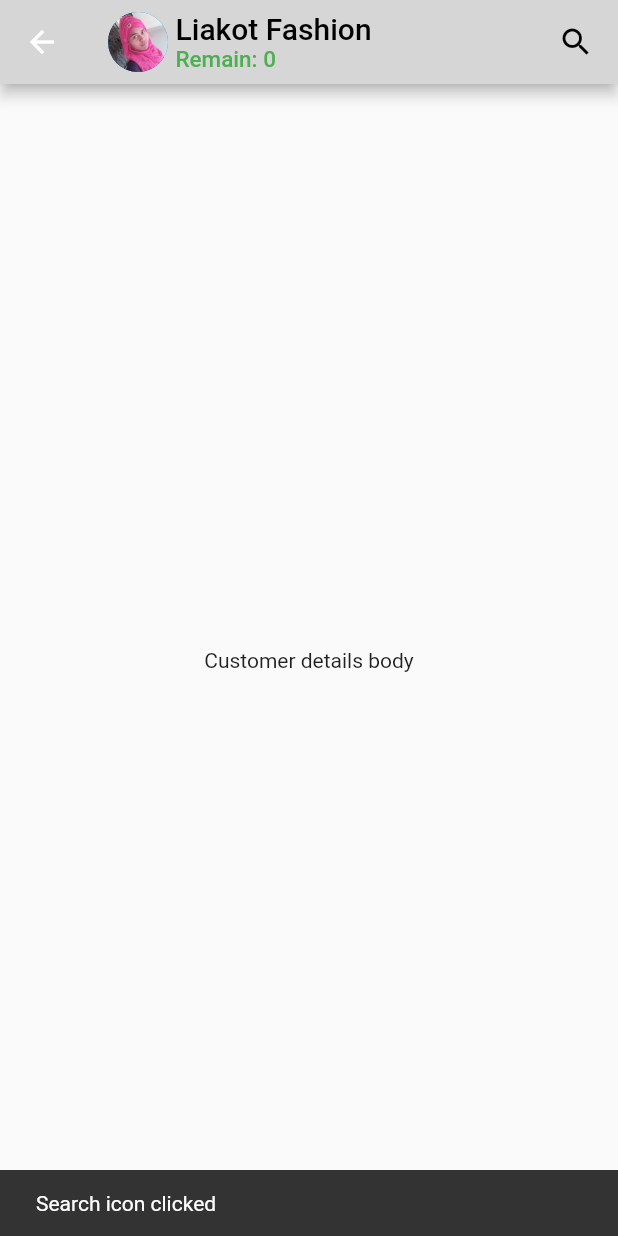
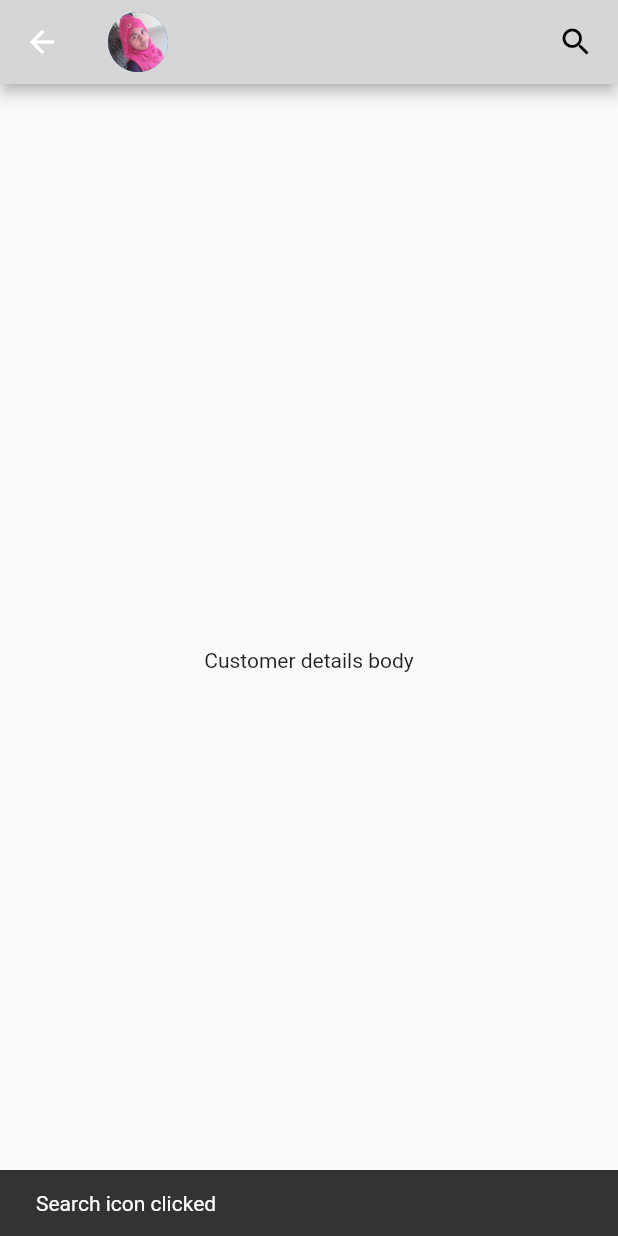
Before and after one commit to Liakot-ali/Flutter-Learn, a Flutter app: the CustomerDetails screen opened directly with empty values, after a tap on the "search" icon, on a phone screen of 412 x 824 dp. Run offline on Flutter 3.47's test engine with Material 2 defaults, Android fonts, the phone set to English and light mode, and no system bars.

Commit message:
pass value sucessfully and show in desired field

```diff
--- a/lib/app_bar.dart
+++ b/lib/app_bar.dart
@@ -3,6 +3,9 @@ import 'package:flutter/material.dart';
 import 'main.dart';
 
 class appBar extends StatelessWidget {
+  final name, address, picture;
+  appBar(this.name, this.address, this.picture);
+
   @override
   Widget build(BuildContext context) {
     return Row(
@@ -24,14 +27,14 @@ class appBar extends StatelessWidget {
           crossAxisAlignment: CrossAxisAlignment.start,
           children: [
             Text(
-              'Liakot Fashion',
+              name,
               style: TextStyle(
                 color: Colors.black,
                 fontSize: 20,
               ),
             ),
             Text(
-              "Remain: 0",
+              address,
               style: TextStyle(
                 color: Colors.green,
                 fontSize: 15,
--- a/lib/customer_details.dart
+++ b/lib/customer_details.dart
@@ -3,25 +3,27 @@ import 'package:easy_transaction/customers.dart';
 import 'package:flutter/material.dart';
 
 class CustomerDetails extends StatefulWidget {
+
   final Value value;
-
-  CustomerDetails({Key? key, required this.value}) : super(key: key);
+   CustomerDetails({Key? key, required this.value}) : super(key: key);
 
   @override
   State<CustomerDetails> createState() {
-    print(value);
-    return _StateCustomerDetails();
+    print(value.name);
+    return _StateCustomerDetails(value);
   }
 }
 
 class _StateCustomerDetails extends State<CustomerDetails> {
+  final Value value;
+  _StateCustomerDetails(this.value);
   @override
   Widget build(BuildContext context) {
     return Scaffold(
       appBar: AppBar(
         backgroundColor: Colors.grey[350],
         title: Container(
-          child: appBar(),
+          child: appBar(value.name, value.address, value.picture),
         ),
       ),
       body: Center(child: Text("Customer details body"),),
--- a/lib/main.dart
+++ b/lib/main.dart
@@ -19,7 +19,7 @@ class MyApp extends StatelessWidget {
           appBar: AppBar(
             backgroundColor: Colors.grey[350],
             title: Container(
-              child: appBar(),
+              child: appBar("Liakot Fashion", "Remain: 0", "nothing"),
             ),
             bottom: TabBar(
               labelColor: Colors.green,
--- a/lib/shop_profile.dart
+++ b/lib/shop_profile.dart
@@ -15,7 +15,7 @@ class _ShopProfileState extends State<ShopProfile> {
         appBar: AppBar(
           backgroundColor: Colors.grey[350],
           title: Container(
-            child: appBar(),
+            child: appBar("Liakot Fashion", "Remain: 0", "nothing"),
           ),
         ),
         body: Center(
```
Also changed, not shown: lib/customers.dart (+8 -4 lines).
